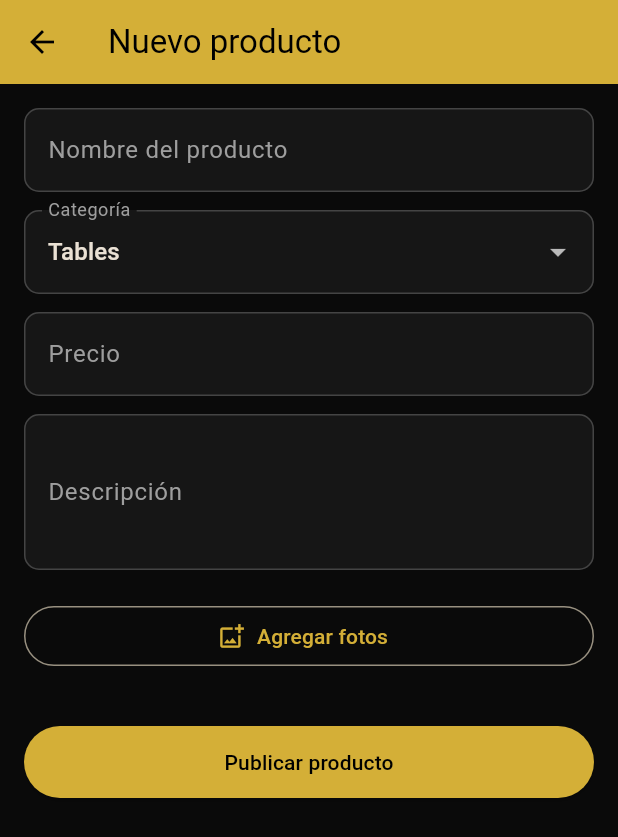
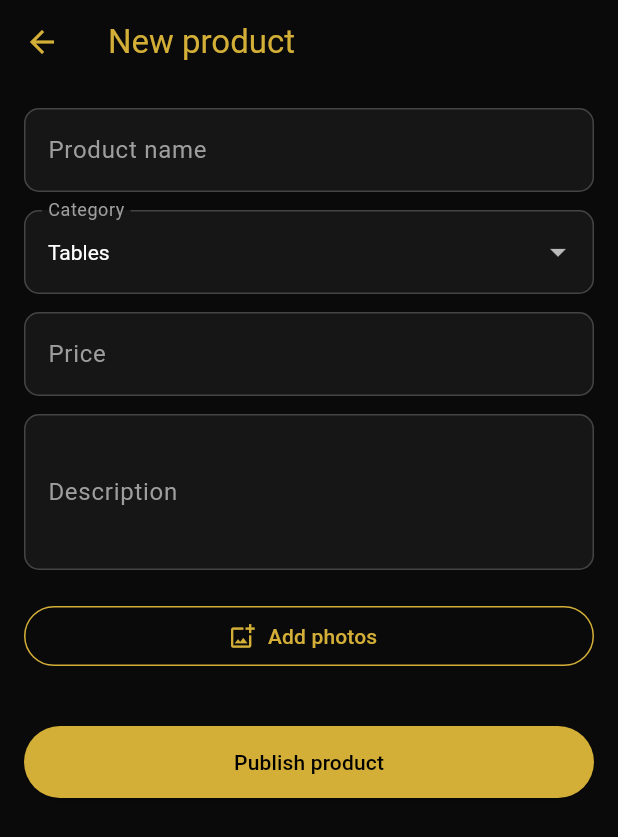
Before and after one commit to Marketinglondon/kl-prestige-table-app, a Flutter app: the ProductoFormScreen screen opened directly, on a phone screen of 412 x 824 dp. Shown: the top 837 px of the screen. Run offline on Flutter 3.47's test engine with Material 3 defaults, Android fonts, the phone set to English and light mode, and no system bars; our stand-ins replace cloud_firestore, firebase_auth, firebase_core, image_picker; accounts and stored records are empty; network calls fail.

Commit message:
Update producto_form.dart

```diff
--- a/lib/screens/producto_form.dart
+++ b/lib/screens/producto_form.dart
@@ -15,6 +15,7 @@ class ProductoFormScreen extends StatefulWidget {
 }
 
 class _ProductoFormScreenState extends State<ProductoFormScreen> {
+  static const dorado = Color(0xFFD4AF37);
   final _formKey = GlobalKey<FormState>();
   final _nombreCtrl = TextEditingController();
   final _precioCtrl = TextEditingController();
@@ -51,7 +52,7 @@ class _ProductoFormScreenState extends State<ProductoFormScreen> {
     if (!_formKey.currentState!.validate()) return;
     if (_imagenesExistentes.isEmpty && _imagenesNuevas.isEmpty) {
       ScaffoldMessenger.of(context).showSnackBar(
-        const SnackBar(content: Text('Agrega al menos una foto')),
+        const SnackBar(content: Text('Add at least one photo')),
       );
       return;
     }
@@ -86,7 +87,7 @@ class _ProductoFormScreenState extends State<ProductoFormScreen> {
     } catch (e) {
       if (mounted) {
         ScaffoldMessenger.of(context).showSnackBar(
-          SnackBar(content: Text('Error al guardar: $e')),
+          SnackBar(content: Text('Error saving: $e')),
         );
       }
     } finally {
@@ -99,9 +100,7 @@ class _ProductoFormScreenState extends State<ProductoFormScreen> {
     final esEdicion = widget.producto != null;
     return Scaffold(
       appBar: AppBar(
-        title: Text(esEdicion ? 'Editar producto' : 'Nuevo producto'),
-        backgroundColor: const Color(0xFFD4AF37),
-        foregroundColor: Colors.black,
+        title: Text(esEdicion ? 'Edit product' : 'New product'),
       ),
       body: Form(
         key: _formKey,
@@ -110,13 +109,16 @@ class _ProductoFormScreenState extends State<ProductoFormScreen> {
           children: [
             TextFormField(
               controller: _nombreCtrl,
-              decoration: const InputDecoration(labelText: 'Nombre del producto'),
-              validator: (v) => (v == null || v.trim().isEmpty) ? 'Requerido' : null,
+              style: const TextStyle(color: Colors.white),
+              decoration: const InputDecoration(labelText: 'Product name'),
+              validator: (v) => (v == null || v.trim().isEmpty) ? 'Required' : null,
             ),
             const SizedBox(height: 12),
             DropdownButtonFormField<String>(
               value: _categoria,
-              decoration: const InputDecoration(labelText: 'Categoría'),
+              dropdownColor: const Color(0xFF161616),
+              style: const TextStyle(color: Colors.white),
+              decoration: const InputDecoration(labelText: 'Category'),
               items: AppConfig.categorias
                   .map((c) => DropdownMenuItem(value: c, child: Text(c)))
                   .toList(),
@@ -125,21 +127,27 @@ class _ProductoFormScreenState extends State<ProductoFormScreen> {
             const SizedBox(height: 12),
             TextFormField(
               controller: _precioCtrl,
-              decoration: const InputDecoration(labelText: 'Precio'),
+              style: const TextStyle(color: Colors.white),
+              decoration: const InputDecoration(labelText: 'Price'),
               keyboardType: const TextInputType.numberWithOptions(decimal: true),
-              validator: (v) => (v == null || v.trim().isEmpty) ? 'Requerido' : null,
+              validator: (v) => (v == null || v.trim().isEmpty) ? 'Required' : null,
             ),
             const SizedBox(height: 12),
             TextFormField(
               controller: _descripcionCtrl,
-              decoration: const InputDecoration(labelText: 'Descripción'),
+              style: const TextStyle(color: Colors.white),
+              decoration: const InputDecoration(labelText: 'Description'),
               maxLines: 3,
             ),
             const SizedBox(height: 20),
             OutlinedButton.icon(
+              style: OutlinedButton.styleFrom(
+                foregroundColor: dorado,
+                side: const BorderSide(color: dorado),
+              ),
               onPressed: _elegirImagenes,
               icon: const Icon(Icons.add_photo_alternate_outlined),
-              label: const Text('Agregar fotos'),
+              label: const Text('Add photos'),
             ),
             const SizedBox(height: 12),
             Wrap(
@@ -190,17 +198,15 @@ class _ProductoFormScreenState extends State<ProductoFormScreen> {
             ElevatedButton(
               onPressed: _guardando ? null : _guardar,
               style: ElevatedButton.styleFrom(
-                backgroundColor: const Color(0xFFD4AF37),
-                foregroundColor: Colors.black,
                 padding: const EdgeInsets.symmetric(vertical: 14),
               ),
               child: _guardando
                   ? const SizedBox(
                       height: 20,
                       width: 20,
-                      child: CircularProgressIndicator(strokeWidth: 2),
+                      child: CircularProgressIndicator(strokeWidth: 2, color: Colors.black),
                     )
-                  : Text(esEdicion ? 'Guardar cambios' : 'Publicar producto'),
+                  : Text(esEdicion ? 'Save changes' : 'Publish product'),
             ),
           ],
         ),
```
